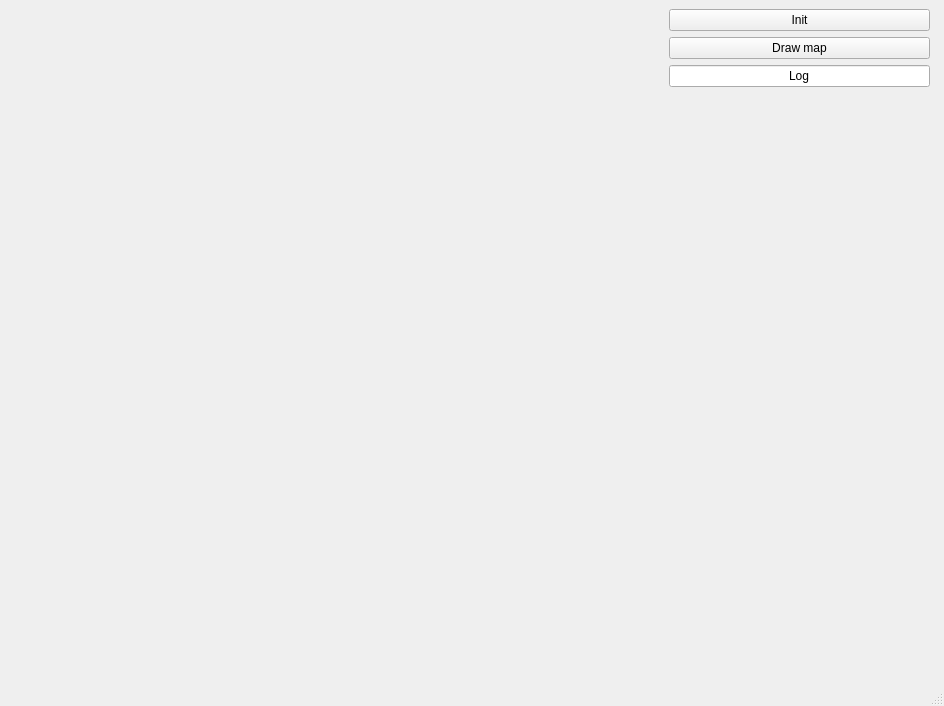
First picture: the form in src/mapper/ui/main_window.ui, repository MikHut/vineslam, before the edit.
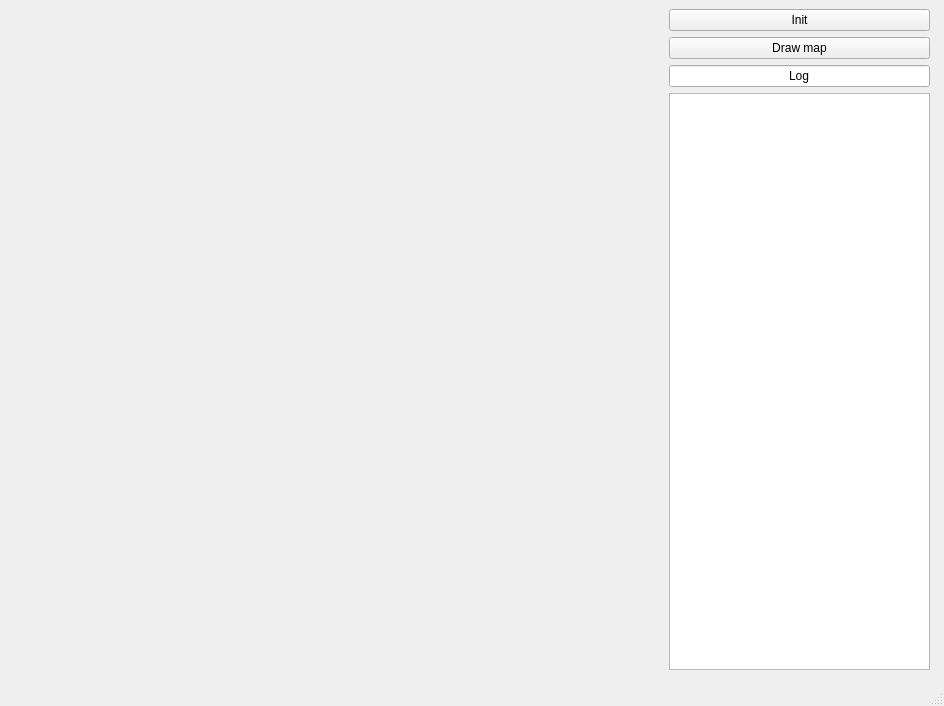
Second picture: the form after the edit. Icons and pictures are not drawn.

The edit to the form file:
```diff
--- a/src/mapper/ui/main_window.ui
+++ b/src/mapper/ui/main_window.ui
@@ -72,9 +72,9 @@
          </widget>
         </item>
         <item>
-         <widget class="QLabel" name="log">
-          <property name="text">
-           <string/>
+         <widget class="QPlainTextEdit" name="log">
+          <property name="textInteractionFlags">
+           <set>Qt::NoTextInteraction</set>
           </property>
          </widget>
         </item>
```
Left out of the diff: 3 changed lines with no effect on the pictures.
